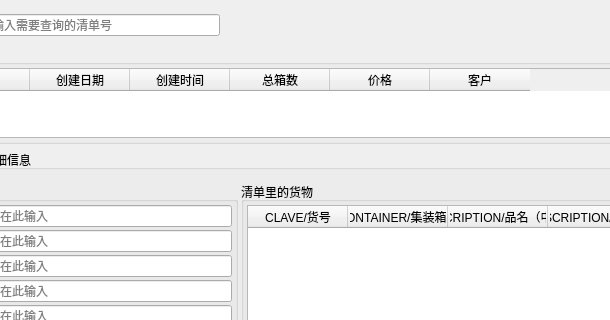
Before: the Qt Designer form CompanyStroageManagement/Search_List_Win.ui in linxinwNeo/CompanyStroageManagement, drawn with Qt 5; both pictures show x 88 to 698 and y 0 to 320 of the 887 by 447 pixel window.
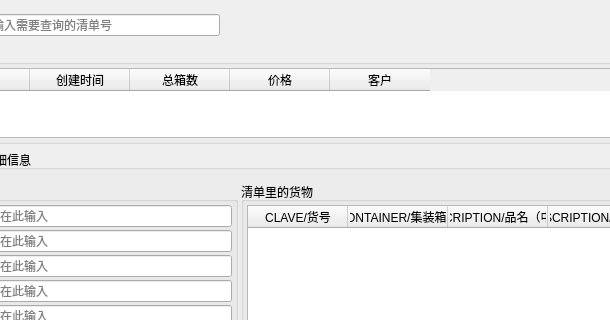
After: the same form once the commit is applied.

Diff of the .ui file:
```diff
--- a/CompanyStroageManagement/Search_List_Win.ui
+++ b/CompanyStroageManagement/Search_List_Win.ui
@@ -7,7 +7,7 @@
     <x>0</x>
     <y>0</y>
     <width>887</width>
-    <height>430</height>
+    <height>445</height>
    </rect>
   </property>
   <property name="windowTitle">
@@ -98,11 +98,6 @@
           <string>清单号</string>
          </property>
         </column>
-        <column>
-         <property name="text">
-          <string>创建日期</string>
-         </property>
-        </column>
         <column>
          <property name="text">
           <string>创建时间</string>
```
